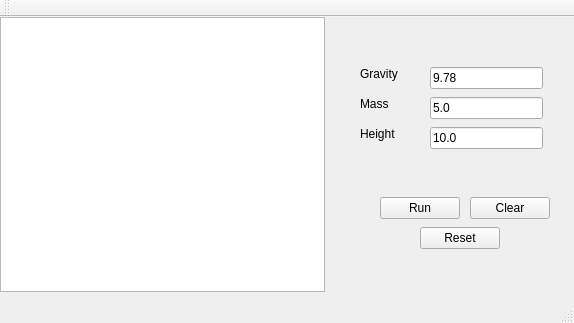
This is mainwindow.ui in dcharrezt/Bouncing-Ball-Physics as Qt 5 draws it before an edit. The edited form follows.
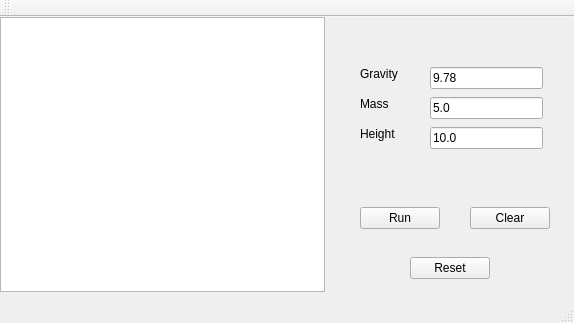
This is the edited form.

Commit message: fixed free falling calculation

```diff
--- a/mainwindow.ui
+++ b/mainwindow.ui
@@ -56,8 +56,8 @@
    <widget class="QPushButton" name="runButton">
     <property name="geometry">
      <rect>
-      <x>380</x>
-      <y>180</y>
+      <x>360</x>
+      <y>190</y>
       <width>80</width>
       <height>22</height>
      </rect>
@@ -70,7 +70,7 @@
     <property name="geometry">
      <rect>
       <x>470</x>
-      <y>180</y>
+      <y>190</y>
       <width>80</width>
       <height>22</height>
      </rect>
@@ -152,8 +152,8 @@
    <widget class="QPushButton" name="resetButton">
     <property name="geometry">
      <rect>
-      <x>420</x>
-      <y>210</y>
+      <x>410</x>
+      <y>240</y>
       <width>80</width>
       <height>22</height>
      </rect>
```
The commit also changes 2 other files.
